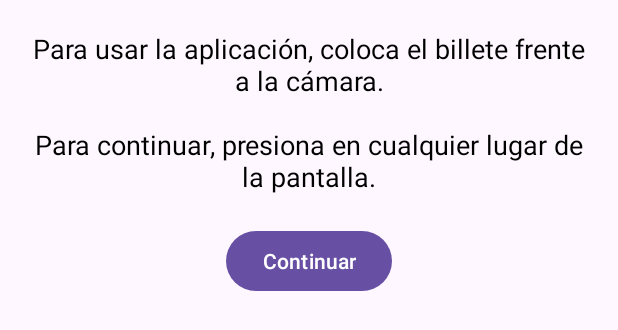
After one commit to anacasx/Bitt, an Android app: the layout floating_window.xml on its own in the app's theme, with its tools: preview values and no code run, on a phone screen of 412 x 824 dp. The commit adds this screen. Shown: the top 330 px of the screen. Run offline under Robolectric (Android 15) with nearby library versions, the phone set to English and light mode, and no system bars.

Commit message:
Se agrega ventana de accesibilidad a la funcionalidad

```diff
--- /dev/null
+++ b/app/src/main/res/layout/floating_window.xml
@@ -0,0 +1,41 @@
+<?xml version="1.0" encoding="utf-8"?>
+<!--
+    Este archivo define el layout para una ventana emergente (floating window) en la aplicación.
+    La ventana se compone de un LinearLayout con un TextView que muestra un mensaje y un botón
+    que permite al usuario continuar con la acción.
+-->
+
+<LinearLayout
+    xmlns:android="http://schemas.android.com/apk/res/android"
+    android:layout_width="wrap_content"
+    android:layout_height="wrap_content"
+    android:orientation="vertical"
+    android:padding="20dp">
+
+    <!--
+        TextView que muestra el mensaje de instrucciones al usuario.
+        - El texto indica cómo utilizar la aplicación.
+        - La fuente del texto tiene un tamaño de 18sp y es de color negro.
+        - El texto está centrado y tiene un padding inferior para separar visualmente el botón.
+    -->
+    <TextView
+        android:id="@+id/floating_message"
+        android:layout_width="wrap_content"
+        android:layout_height="wrap_content"
+        android:text="Para usar la aplicación, coloca el billete frente a la cámara.\n\nPara continuar, presiona en cualquier lugar de la pantalla."
+        android:textSize="18sp"
+        android:textColor="@android:color/black"
+        android:gravity="center"
+        android:paddingBottom="20dp"/>
+
+    <!--
+        Botón que permite al usuario continuar con la acción.
+        - El botón está centrado horizontalmente dentro del layout.
+    -->
+    <Button
+        android:id="@+id/continue_button"
+        android:layout_width="wrap_content"
+        android:layout_height="wrap_content"
+        android:text="Continuar"
+        android:layout_gravity="center"/>
+</LinearLayout>
```
Also changed, not shown: app/src/main/java/com/pixti/bitt/CustomDialogFragment.java (added, +68 -0 lines), app/src/main/java/com/pixti/bitt/MainActivity.java (+74 -0 lines), app/src/main/res/layout/activity_main.xml (+11 -0 lines), app/src/main/res/layout/dialog_custom.xml (added, +29 -0 lines).
